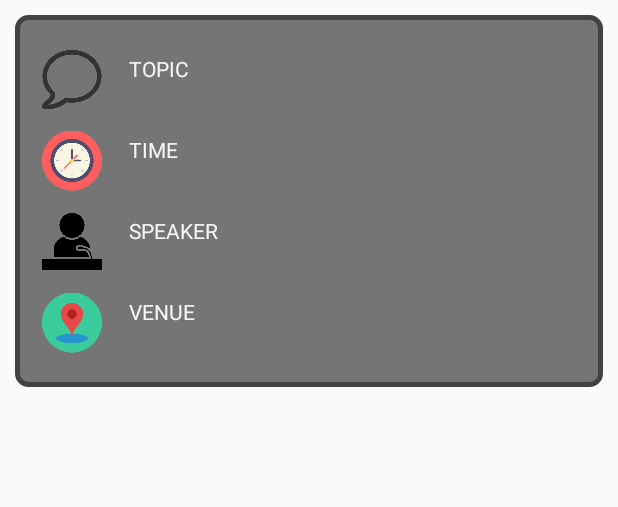
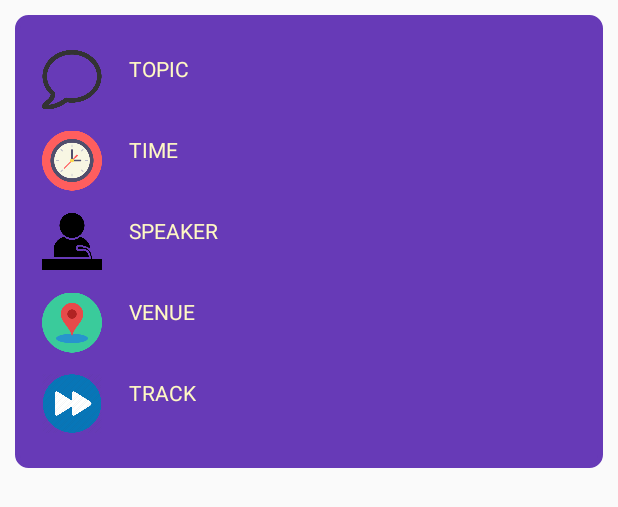
Before and after one commit to PramodShenoy/MUPy, an Android app: the layout row_item.xml on its own in the app's theme, with its tools: preview values and no code run, on a phone screen of 412 x 824 dp. Shown: the top 507 px of the screen. Run offline under Robolectric (Android 15) with nearby library versions, the phone set to English and light mode, and no system bars.

Commit message:
changed some stuff

```diff
--- a/app/build.gradle
+++ b/app/build.gradle
@@ -20,7 +20,7 @@ android {
 }
 
 dependencies {
-    compile fileTree(dir: 'libs', include: ['*.jar'])
+    compile fileTree(include: ['*.jar'], dir: 'libs')
     androidTestCompile('com.android.support.test.espresso:espresso-core:2.2.2', {
         exclude group: 'com.android.support', module: 'support-annotations'
     })
@@ -30,4 +30,5 @@ dependencies {
     compile 'de.hdodenhof:circleimageview:1.3.0'
     compile 'com.android.support:recyclerview-v7:26.+'
     testCompile 'junit:junit:4.12'
+    compile files('libs/OnBarcode.AndroidBarcode.jar')
 }
--- a/app/src/main/res/drawable/shape.xml
+++ b/app/src/main/res/drawable/shape.xml
@@ -1,9 +1,9 @@
 <?xml version="1.0" encoding="UTF-8"?>
 <shape xmlns:android="http://schemas.android.com/apk/res/android">
-    <solid android:color="@color/bg2"/>
+    <solid android:color="#388E3C"/>
 
     <stroke android:width="3dp"
-        android:color="@color/bg"
+        android:color="#388E3C"
         />
 
     <padding android:left="1dp"
--- /dev/null
+++ b/app/src/main/res/drawable/shape_purple.xml
@@ -0,0 +1,19 @@
+<?xml version="1.0" encoding="UTF-8"?>
+<shape xmlns:android="http://schemas.android.com/apk/res/android">
+    <solid android:color="#673AB7"/>
+
+    <stroke android:width="3dp"
+        android:color="#673AB7"
+        />
+
+    <padding android:left="1dp"
+        android:top="1dp"
+        android:right="1dp"
+        android:bottom="1dp"
+        />
+
+    <corners android:bottomRightRadius="7dp"
+        android:bottomLeftRadius="7dp"
+        android:topLeftRadius="7dp"
+        android:topRightRadius="7dp"/>
+</shape>
--- a/app/src/main/res/layout/activity_main.xml
+++ b/app/src/main/res/layout/activity_main.xml
@@ -5,7 +5,7 @@
     xmlns:app="http://schemas.android.com/apk/res-auto"
     android:layout_width="match_parent"
     android:layout_height="match_parent"
-    android:background="#ffffff"
+    android:background="#000000"
     app:layout_behavior="@string/appbar_scrolling_view_behavior"
     tools:context=".MainActivity">
 
--- a/app/src/main/res/layout/row_item.xml
+++ b/app/src/main/res/layout/row_item.xml
@@ -5,7 +5,8 @@
     android:gravity="center_vertical"
     android:minHeight="?android:attr/listPreferredItemHeight"
     android:orientation="vertical"
-    android:background="@drawable/shape"
+    android:id="@+id/linear_main"
+    android:background="@drawable/shape_purple"
     android:padding="16dp"
     android:layout_margin="10dp">
 
@@ -97,4 +98,27 @@
             android:textAllCaps="true"/>
     </LinearLayout>
 
+    <LinearLayout
+        android:layout_width="match_parent"
+        android:layout_height="wrap_content"
+        android:orientation="horizontal"
+        android:padding="2dp">
+        <ImageView
+            android:id="@+id/track_icon"
+            android:layout_width="50dp"
+            android:layout_height="50dp"
+            android:paddingRight="10dp"
+            android:src="@drawable/track"/>
+
+        <TextView
+            android:id="@+id/track"
+            android:layout_width="wrap_content"
+            android:layout_height="wrap_content"
+            android:text="Track"
+            android:padding="8dp"
+            android:textColor="@color/text"
+
+            android:textAllCaps="true"/>
+    </LinearLayout>
+
 </LinearLayout>
--- a/app/src/main/res/values/colors.xml
+++ b/app/src/main/res/values/colors.xml
@@ -5,7 +5,7 @@
     <color name="colorAccent">#FF4081</color>
     <color name="year">#999999</color>
     <color name="title">#222222</color>
-    <color name="text">#F5F5F5</color>
+    <color name="text">#FFF9C4</color>
     <color name="bg2">#757575</color>
     <color name="bg">#424242</color>
     <color name="bg3">#000000</color>
```
Also changed, not shown: app/src/main/java/com/example/gilgamesh/mupy/Res.java (added, +29 -0 lines), app/src/main/java/com/example/gilgamesh/mupy/Speaker.java (+8 -0 lines), app/src/main/java/com/example/gilgamesh/mupy/SpeakerAdapter.java (+31 -3 lines), app/libs/OnBarcode.AndroidBarcode.jar (added), app/src/main/res/drawable/track.png (added), 9 other files.
